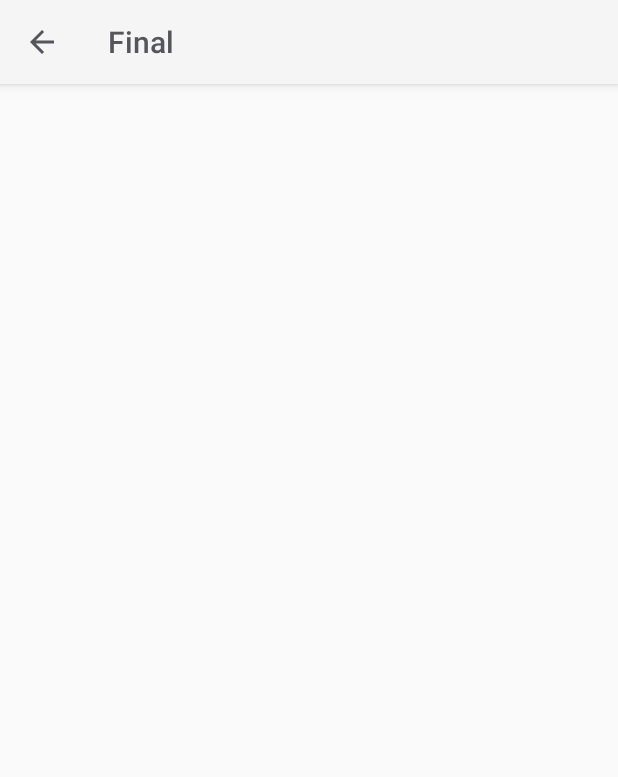
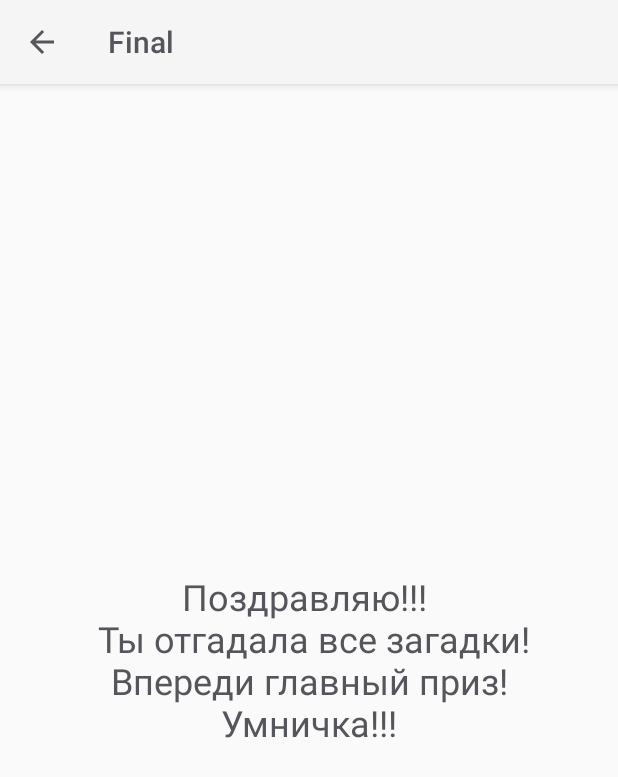
Before and after one commit to alexbrazovsky/GameApplication, an Android app: the FinalActivity screen opened directly, with no data from a screen before it, on a phone screen of 412 x 824 dp. Shown: the top 777 px of the screen. Run offline under Robolectric (Android 15) with nearby library versions, the phone set to English and light mode, and no system bars; libraries missing offline, so code that uses them is left out: com.github.jinatonic.confetti.

Commit message:
Commit_16.01.17_21.49

```diff
--- a/MyApplication/app/src/main/java/com/example/abrazovsky/myapplication/menu/GameActivity.java
+++ b/MyApplication/app/src/main/java/com/example/abrazovsky/myapplication/menu/GameActivity.java
@@ -66,11 +66,12 @@ public class GameActivity extends AppCompatActivity {
     protected void onActivityResult(int requestCode, int resultCode, Intent data) {
         IntentResult result = IntentIntegrator.parseActivityResult(requestCode, resultCode, data);
         String content = result.getContents();
+        System.out.println(content);
         if (result != null) {
             if (content==null){
                 Toast.makeText(this, getString(R.string.scaning_cancel), Toast.LENGTH_LONG).show();
             }
-            else if (content == getString(R.string.final_word)){
+            else if (content.equals(getString(R.string.final_word))){
                 Intent intent = new Intent(GameActivity.this, FinalActivity.class);
                 startActivity(intent);
             }
--- a/MyApplication/app/src/main/res/layout/activity_final.xml
+++ b/MyApplication/app/src/main/res/layout/activity_final.xml
@@ -4,10 +4,29 @@
     android:layout_width="match_parent"
     android:layout_height="match_parent">
 
+    <RelativeLayout
+        android:layout_width="match_parent"
+        android:layout_height="match_parent">
+
+        <TextView
+            android:text="@string/final_text"
+            android:layout_width="match_parent"
+            android:layout_height="wrap_content"
+            android:id="@+id/textViewFinal"
+            android:textAppearance="@style/TextAppearance.AppCompat"
+            android:textSize="24sp"
+            android:textAlignment="center"
+            android:layout_centerVertical="true"
+            android:layout_centerHorizontal="true"
+            android:layout_weight="1" />
+    </RelativeLayout>
+
     <LinearLayout
         android:layout_width="match_parent"
         android:layout_height="wrap_content"
-        android:layout_gravity="bottom"
+        android:layout_gravity="top"
         android:orientation="horizontal">
+
     </LinearLayout>
+
 </FrameLayout>
--- a/MyApplication/app/src/main/res/values/strings.xml
+++ b/MyApplication/app/src/main/res/values/strings.xml
@@ -23,7 +23,7 @@
     <string name="second_task">Второе задание</string>
     <string name="final_word">Final</string>
     <string name="final_title">Final</string>
-
+    <string name="final_text">Поздравляю!!! \n Ты отгадала все загадки!\nВпереди главный приз!\nУмничка!!!</string>
     <string name="blue_dark">#353ba8</string>
     <string name="blue_med">#5197dc</string>
     <string name="purple">#8d76bd</string>
```
Also changed, not shown: MyApplication/app/src/main/java/com/example/abrazovsky/myapplication/gameMenu/GalleryActivity.java (+0 -40 lines), MyApplication/app/src/main/java/com/example/abrazovsky/myapplication/gameMenu/TakePhotoActivity.java (+1 -30 lines).
